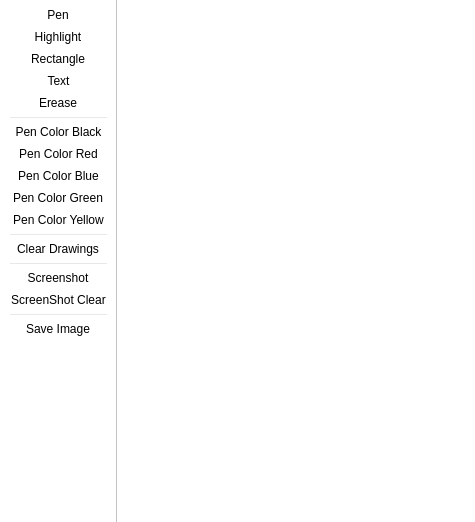
Before: the Qt Designer form Cpp.PaintPresenter/src/mainwindow.ui in okard/depot, drawn with Qt 5.
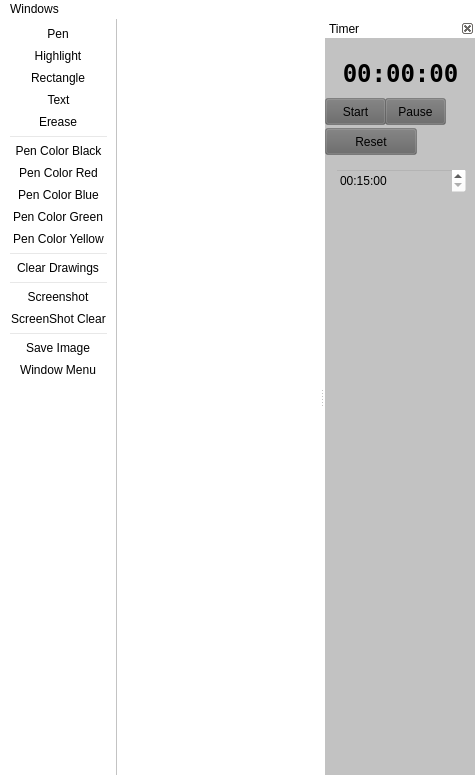
After: the same form once the commit is applied. Icons and pictures are not drawn.

Commit message: painttool: add timer dock

```diff
--- a/Cpp.PaintPresenter/src/mainwindow.ui
+++ b/Cpp.PaintPresenter/src/mainwindow.ui
@@ -7,9 +7,21 @@
     <x>0</x>
     <y>0</y>
     <width>475</width>
-    <height>522</height>
+    <height>775</height>
    </rect>
   </property>
+  <property name="minimumSize">
+   <size>
+    <width>300</width>
+    <height>300</height>
+   </size>
+  </property>
+  <property name="baseSize">
+   <size>
+    <width>0</width>
+    <height>0</height>
+   </size>
+  </property>
   <property name="windowTitle">
    <string>MainWindow</string>
   </property>
@@ -51,6 +63,165 @@
    <addaction name="actionScreenShotClear"/>
    <addaction name="separator"/>
    <addaction name="actionSaveImage"/>
+   <addaction name="actionWindowsMenu"/>
+  </widget>
+  <widget class="QDockWidget" name="dockTimer">
+   <property name="minimumSize">
+    <size>
+     <width>150</width>
+     <height>41</height>
+    </size>
+   </property>
+   <property name="maximumSize">
+    <size>
+     <width>200</width>
+     <height>524287</height>
+    </size>
+   </property>
+   <property name="baseSize">
+    <size>
+     <width>150</width>
+     <height>0</height>
+    </size>
+   </property>
+   <property name="styleSheet">
+    <string notr="true">background-color:  rgba(100, 100, 100, 100);</string>
+   </property>
+   <property name="floating">
+    <bool>false</bool>
+   </property>
+   <property name="features">
+    <set>QDockWidget::DockWidgetClosable|QDockWidget::DockWidgetMovable</set>
+   </property>
+   <property name="allowedAreas">
+    <set>Qt::LeftDockWidgetArea|Qt::RightDockWidgetArea</set>
+   </property>
+   <property name="windowTitle">
+    <string>Timer</string>
+   </property>
+   <attribute name="dockWidgetArea">
+    <number>2</number>
+   </attribute>
+   <widget class="QWidget" name="dockTimerContents">
+    <widget class="QPushButton" name="btnTimerStart">
+     <property name="geometry">
+      <rect>
+       <x>0</x>
+       <y>60</y>
+       <width>61</width>
+       <height>27</height>
+      </rect>
+     </property>
+     <property name="text">
+      <string>Start</string>
+     </property>
+    </widget>
+    <widget class="QLabel" name="lblTimer">
+     <property name="geometry">
+      <rect>
+       <x>10</x>
+       <y>20</y>
+       <width>131</width>
+       <height>31</height>
+      </rect>
+     </property>
+     <property name="font">
+      <font>
+       <family>DejaVu Sans Mono</family>
+       <pointsize>18</pointsize>
+       <weight>75</weight>
+       <bold>true</bold>
+      </font>
+     </property>
+     <property name="autoFillBackground">
+      <bool>false</bool>
+     </property>
+     <property name="styleSheet">
+      <string notr="true">background-color:  rgba(255, 255, 255, 0);</string>
+     </property>
+     <property name="text">
+      <string>00:00:00</string>
+     </property>
+     <property name="alignment">
+      <set>Qt::AlignCenter</set>
+     </property>
+    </widget>
+    <widget class="QPushButton" name="btnTimerPause">
+     <property name="geometry">
+      <rect>
+       <x>60</x>
+       <y>60</y>
+       <width>61</width>
+       <height>27</height>
+      </rect>
+     </property>
+     <property name="text">
+      <string>Pause</string>
+     </property>
+    </widget>
+    <widget class="QPushButton" name="btnTimerReset">
+     <property name="geometry">
+      <rect>
+       <x>0</x>
+       <y>90</y>
+       <width>92</width>
+       <height>27</height>
+      </rect>
+     </property>
+     <property name="text">
+      <string>Reset</string>
+     </property>
+    </widget>
+    <widget class="QTimeEdit" name="timeTimerAlert">
+     <property name="geometry">
+      <rect>
+       <x>10</x>
+       <y>130</y>
+       <width>131</width>
+       <height>25</height>
+      </rect>
+     </property>
+     <property name="styleSheet">
+      <string notr="true">background-color: rgba(255, 255, 255, 0);</string>
+     </property>
+     <property name="currentSection">
+      <enum>QDateTimeEdit::MinuteSection</enum>
+     </property>
+     <property name="displayFormat">
+      <string>HH:mm:ss</string>
+     </property>
+     <property name="time">
+      <time>
+       <hour>0</hour>
+       <minute>15</minute>
+       <second>0</second>
+      </time>
+     </property>
+    </widget>
+   </widget>
+  </widget>
+  <widget class="QMenuBar" name="menuBar">
+   <property name="enabled">
+    <bool>true</bool>
+   </property>
+   <property name="geometry">
+    <rect>
+     <x>0</x>
+     <y>0</y>
+     <width>475</width>
+     <height>23</height>
+    </rect>
+   </property>
+   <widget class="QMenu" name="menuWindows">
+    <property name="styleSheet">
+     <string notr="true">selection-color: rgb(0, 0, 127);
+border-color: rgb(0, 0, 0);s</string>
+    </property>
+    <property name="title">
+     <string>Windows</string>
+    </property>
+   </widget>
+   <addaction name="menuWindows"/>
   </widget>
   <action name="actionToolPen">
    <property name="icon">
@@ -181,6 +352,20 @@
     <string>Erease</string>
    </property>
   </action>
+  <action name="actionWindowTimer">
+   <property name="text">
+    <string>Timer</string>
+   </property>
+  </action>
+  <action name="actionWindowsMenu">
+   <property name="icon">
+    <iconset resource="../resources.qrc">
+     <normaloff>:/icons/images/icon_windows.png</normaloff>:/icons/images/icon_windows.png</iconset>
+   </property>
+   <property name="text">
+    <string>Window Menu</string>
+   </property>
+  </action>
  </widget>
  <layoutdefault spacing="6" margin="11"/>
  <resources>
```
The commit also changes 4 other files.
